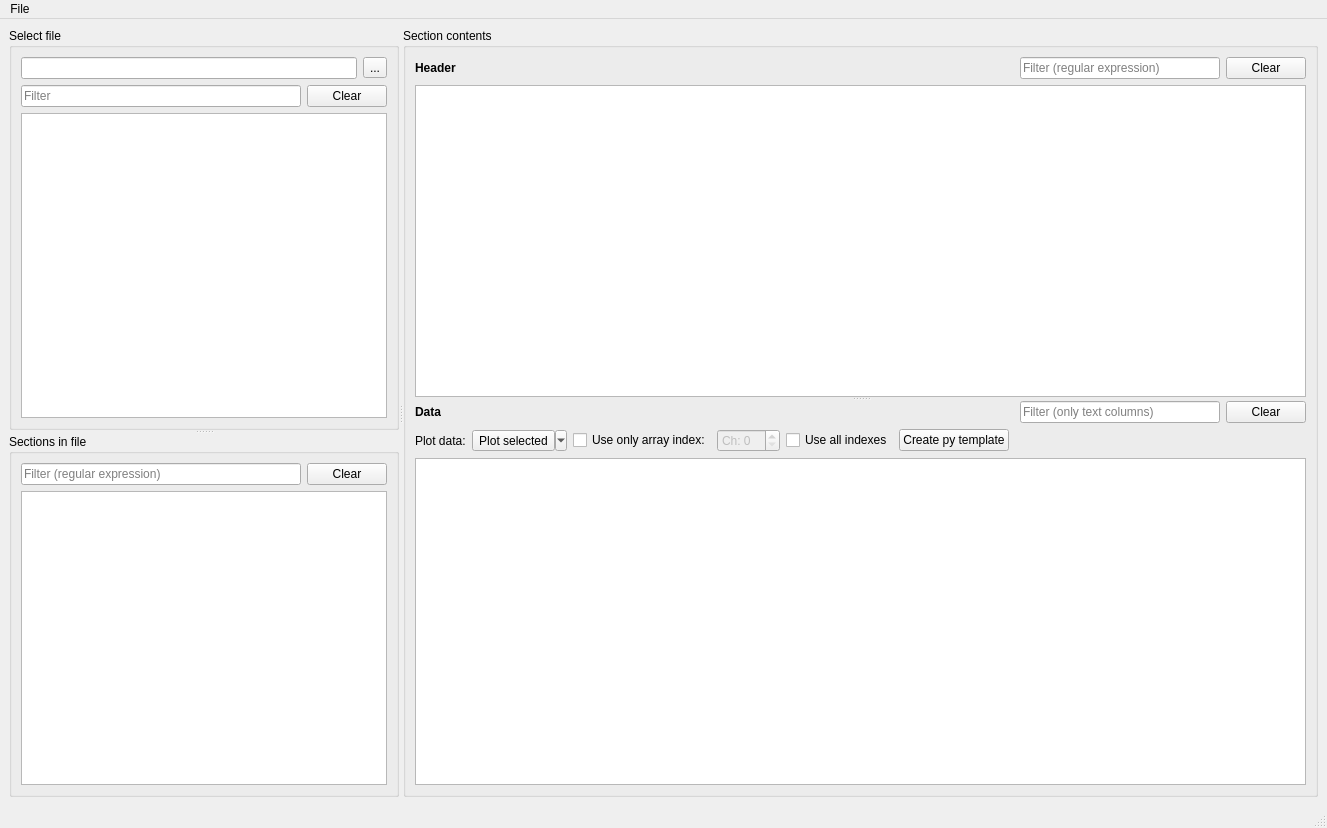
Old version of the form src/mainwindow_form.ui in the repository drhlxiao/pyfitsviewer.
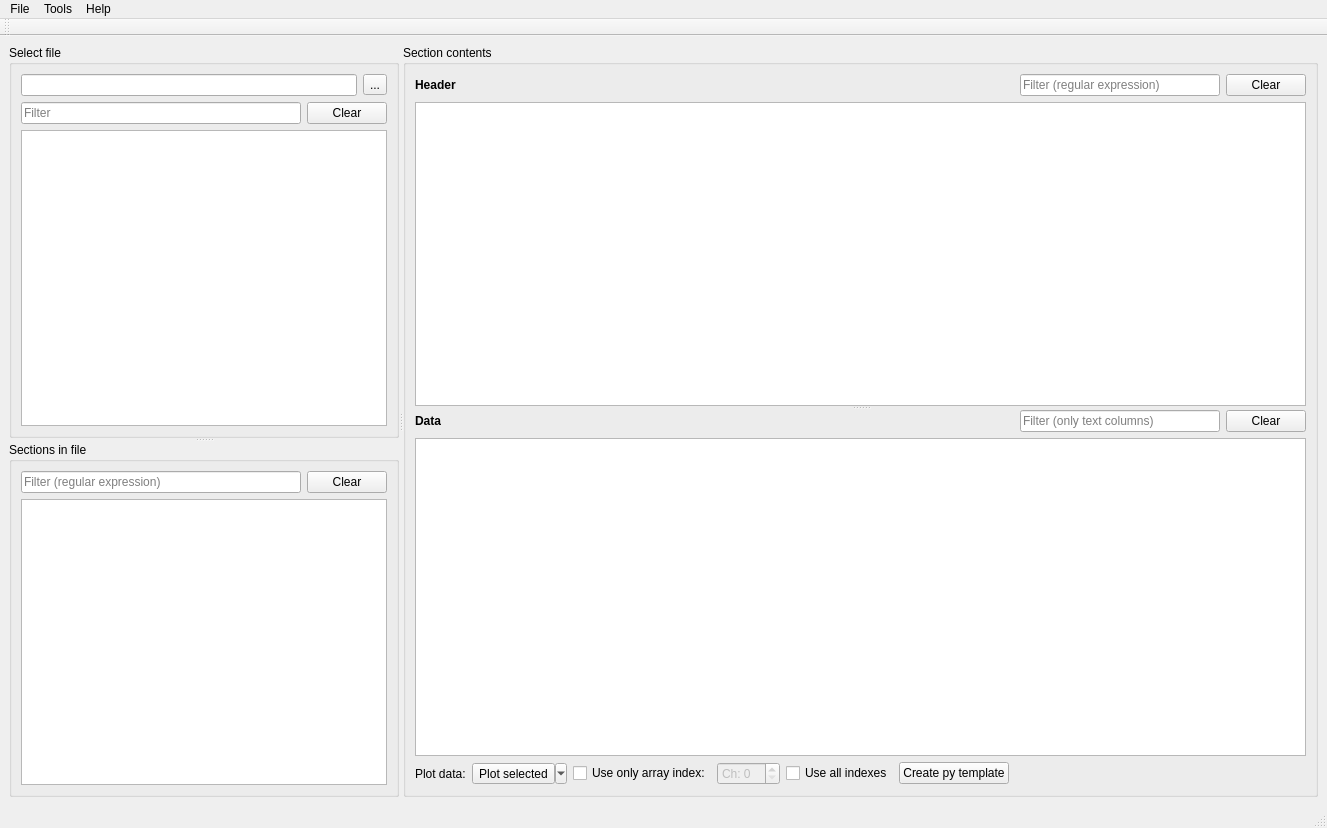
New version of the form. Icons and pictures are not drawn.

```diff
--- a/src/mainwindow_form.ui
+++ b/src/mainwindow_form.ui
@@ -117,8 +117,8 @@
        <property name="title">
         <string>Section contents</string>
        </property>
-       <layout class="QGridLayout" name="gridLayout">
-        <item row="0" column="0">
+       <layout class="QVBoxLayout" name="verticalLayout_6">
+        <item>
          <widget class="QSplitter" name="splitter_2">
           <property name="orientation">
            <enum>Qt::Vertical</enum>
@@ -180,7 +180,7 @@
             </item>
            </layout>
           </widget>
-          <widget class="QWidget" name="layoutWidget">
+          <widget class="QWidget" name="layoutWidget_2">
            <layout class="QVBoxLayout" name="verticalLayout_2">
             <item>
              <layout class="QHBoxLayout" name="horizontalLayout_2">
@@ -232,6 +232,9 @@
               </item>
              </layout>
             </item>
+            <item>
+             <widget class="QTableView" name="contents"/>
+            </item>
             <item>
              <layout class="QHBoxLayout" name="horizontalLayout_6">
               <item>
@@ -303,9 +306,6 @@
               </item>
              </layout>
             </item>
-            <item>
-             <widget class="QTableView" name="contents"/>
-            </item>
            </layout>
           </widget>
          </widget>
@@ -332,9 +332,33 @@
     <addaction name="actionReset"/>
     <addaction name="actionQuit"/>
    </widget>
+   <widget class="QMenu" name="menuHelp">
+    <property name="title">
+     <string>Tools</string>
+    </property>
+   </widget>
+   <widget class="QMenu" name="menuHelp_2">
+    <property name="title">
+     <string>Help</string>
+    </property>
+    <addaction name="actionAbout"/>
+   </widget>
    <addaction name="menuFile"/>
+   <addaction name="menuHelp"/>
+   <addaction name="menuHelp_2"/>
   </widget>
   <widget class="QStatusBar" name="statusbar"/>
+  <widget class="QToolBar" name="toolBar">
+   <property name="windowTitle">
+    <string>toolBar</string>
+   </property>
+   <attribute name="toolBarArea">
+    <enum>TopToolBarArea</enum>
+   </attribute>
+   <attribute name="toolBarBreak">
+    <bool>false</bool>
+   </attribute>
+  </widget>
   <action name="actionOpen">
    <property name="text">
     <string>Open</string>
```
Left out of the diff: 147 changed lines with no effect on the pictures.
